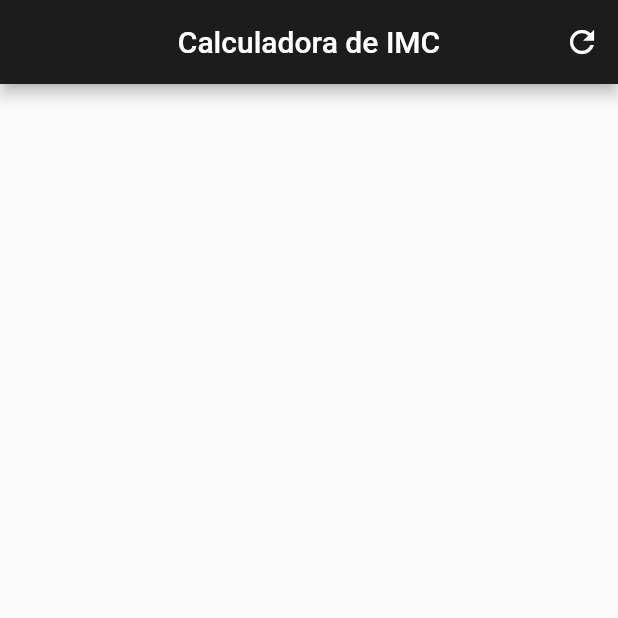
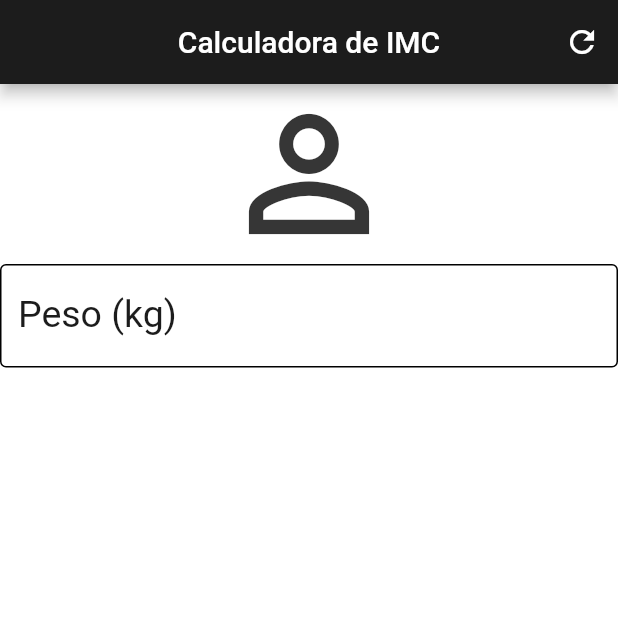
Before and after one commit to Francisco1030/app-imc-flutter, a Flutter app: the screen it shows after launch, on a phone screen of 412 x 824 dp, the top half of it. Run offline on Flutter 3.47's test engine with Material 2 defaults, Android fonts, the phone set to English and light mode, and no system bars.

Commit message:
Criado textfield;

```diff
--- a/lib/main.dart
+++ b/lib/main.dart
@@ -25,6 +25,29 @@ class _HomeState extends State<Home> {
           )
         ],
       ),
+      backgroundColor: _colorFromHex("#ffffff"),
+      body: Column(
+        crossAxisAlignment: CrossAxisAlignment.stretch,
+        children: <Widget>[
+          Icon(Icons.person_outline, size: 120.0, color: _colorFromHex("#363636")),
+          TextField(keyboardType: TextInputType.number,
+            decoration: InputDecoration(
+              labelText: "Peso (kg)",
+              labelStyle: TextStyle(color: _colorFromHex("#1C1C1C")),
+              focusedBorder: OutlineInputBorder(
+                  borderSide: BorderSide(color: Colors.black),
+                ),
+              enabledBorder: OutlineInputBorder(
+                  borderSide: BorderSide(color: Colors.black),
+              ),
+
+              border: const OutlineInputBorder(),
+            ),
+            //textAlign: TextAlign.center,
+            style: TextStyle(color: _colorFromHex("#1C1C1C"), fontSize: 25.0),
+          )
+        ],
+      ),
     );
   }
 }
```
